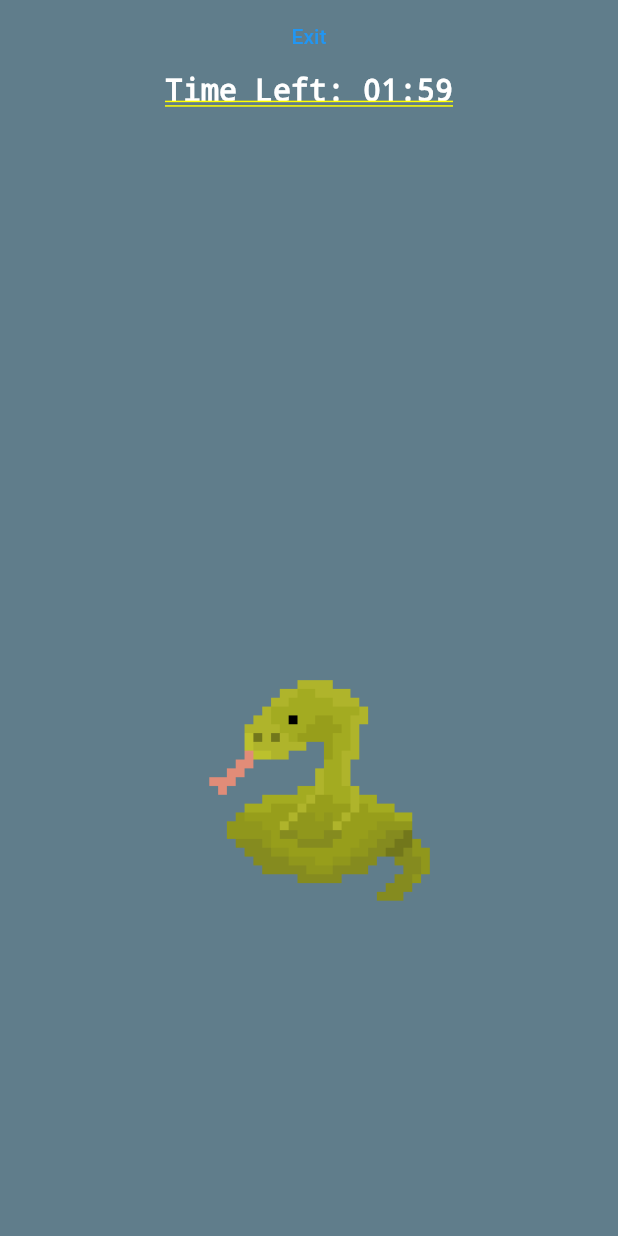
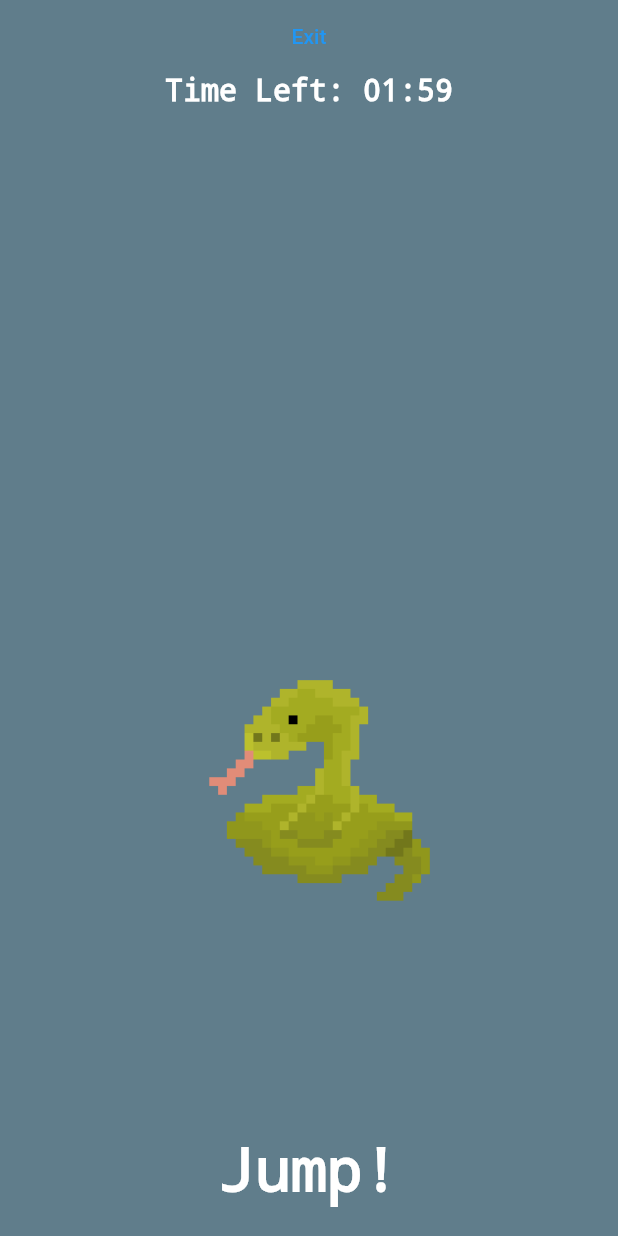
Before and after one commit to implex001/DECO3801Narhwals, a Flutter app: the JumpMiniGameView screen opened by its route, on a phone screen of 412 x 824 dp. Run offline on Flutter 3.47's test engine with Material 2 defaults, Android fonts, the phone set to English and light mode, and no system bars; our stand-ins replace audioplayers, pedometer, sensors_plus; missing offline and left inert: amplify_auth_cognito, amplify_flutter, amplify_storage_s3, flame, global_configuration, health and 1 more.

Commit message:
Added text to jump prompt

```diff
--- a/lib/model/jump_tracker.dart
+++ b/lib/model/jump_tracker.dart
@@ -10,7 +10,7 @@ enum JumpPhase {
 enum JumpType {
   up,
   down,
-  left
+  side
 }
 
 
--- a/lib/views/jump_minigame_view.dart
+++ b/lib/views/jump_minigame_view.dart
@@ -24,11 +24,17 @@ class _JumpMiniGameState extends State<JumpMiniGameView> {
   String timeLeft = "0:00";
   JumpMiniGame jumpMiniGame = JumpMiniGame(const Duration(seconds: 120));
 
-  JumpPrompt? currentPrompt;
+  late JumpPrompt currentPrompt;
   double _promptHeight = 110;
   double _promptOpacity = 1;
   Curve _promptCurve = Curves.bounceOut;
   Duration _promptDuration = const Duration(milliseconds: 500);
+
+  static const Map<JumpType, String> _jumpToString = {
+    JumpType.up: "Jump!",
+    JumpType.down: "Duck!",
+    JumpType.side: "Dodge!",
+  };
 
   @override
   void initState() {
@@ -55,7 +61,7 @@ class _JumpMiniGameState extends State<JumpMiniGameView> {
     jumpMiniGame.currentPrompt.addListener(() {
       setState(() {
         _promptOpacity = 1;
-        currentPrompt = jumpMiniGame.currentPrompt.value;
+        currentPrompt = jumpMiniGame.currentPrompt.value!;
         _promptDuration = const Duration(milliseconds: 500);
         _promptHeight = 0;
         _promptCurve = Curves.easeOut;
@@ -89,9 +95,9 @@ class _JumpMiniGameState extends State<JumpMiniGameView> {
                 curve: _promptCurve,
                 duration: _promptDuration,
                 child: AnimatedOpacity(
-                  duration: _promptDuration,
+                    duration: _promptDuration,
                     opacity: _promptOpacity,
-                    child: Image(image: AssetImage(currentPrompt!.imagePath)))),
+                    child: Image(image: AssetImage(currentPrompt.imagePath)))),
           Column(children: [
             TextButton(
                 onPressed: () {
@@ -100,15 +106,26 @@ class _JumpMiniGameState extends State<JumpMiniGameView> {
                   jumpMiniGame.stop();
                   jumpMiniGame.dispose();
                   Navigator.pushNamedAndRemoveUntil(
-                      context, "/caravan", (route) => false
-                  );
+                      context, "/caravan", (route) => false);
                 },
                 child: const Text("Exit")),
             Text("Time Left: $timeLeft",
                 style: const TextStyle(
-                  color: Colors.white,
-                  fontSize: 20,
-                )),
+                    color: Colors.white,
+                    fontSize: 20,
+                    decoration: TextDecoration.none)),
+            const Spacer(),
+            Padding(
+              padding: const EdgeInsets.all(20),
+              child: AnimatedOpacity(
+                  opacity: _promptOpacity,
+                  duration: _promptDuration,
+                  child: Text(_jumpToString[currentPrompt.requiredType]!,
+                      style: const TextStyle(
+                          color: Colors.white,
+                          fontSize: 40,
+                          decoration: TextDecoration.none))),
+            )
           ])
         ],
       ),
```
